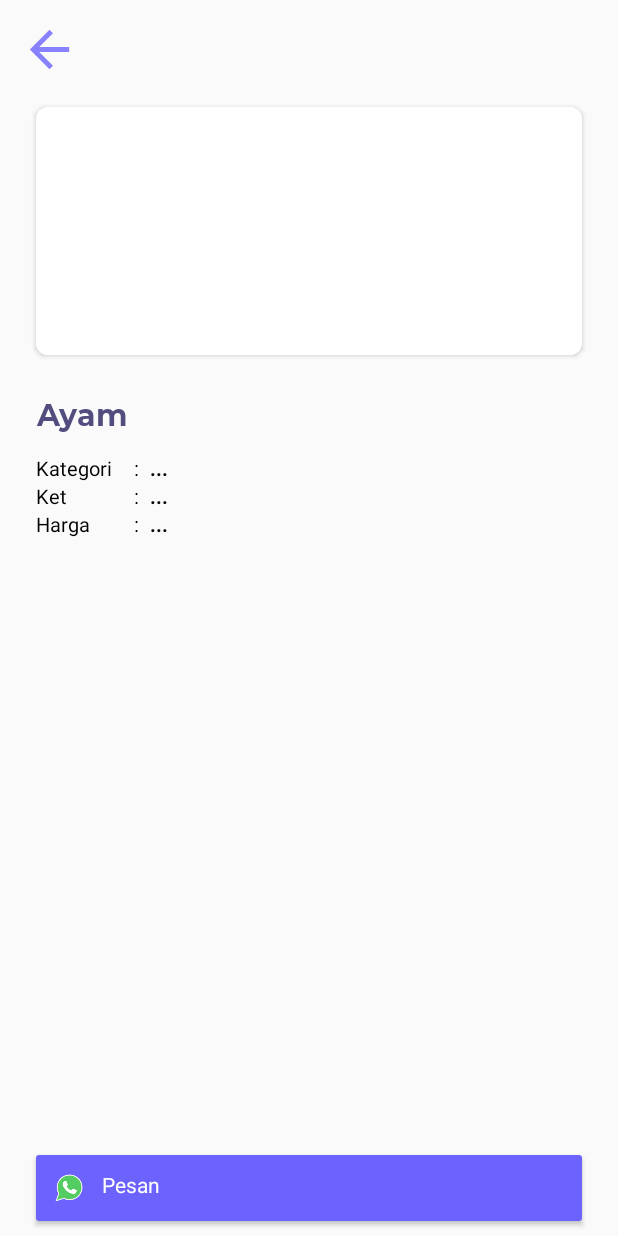
After one commit to ryandhikabaa/DNCC-Apps-JavasResto, an Android app: the DetailActivity screen opened directly, with no data from a screen before it, on a phone screen of 412 x 824 dp. The commit adds this screen. Run offline under Robolectric (Android 15) with nearby library versions, the light colour scheme and no system bars; our stand-ins replace sdp/ssp sizes.

Commit message:
[MAIN] Recyclerview, Detail

```diff
--- /dev/null
+++ b/app/src/main/java/com/teamwork/javasresto/activity/DetailActivity.kt
@@ -0,0 +1,48 @@
+package com.teamwork.javasresto.activity
+
+import android.content.Intent
+import android.content.pm.PackageManager
+import android.net.Uri
+import android.os.Bundle
+import android.widget.Toast
+import androidx.appcompat.app.AppCompatActivity
+import com.teamwork.javasresto.databinding.ActivityDetailBinding
+import android.content.pm.PackageInfo
+
+class DetailActivity : AppCompatActivity() {
+
+    private  lateinit var binding: ActivityDetailBinding
+
+    override fun onCreate(savedInstanceState: Bundle?) {
+        super.onCreate(savedInstanceState)
+        binding = ActivityDetailBinding.inflate(layoutInflater)
+        setContentView(binding.root)
+
+        val bundle = intent.extras
+        if (bundle != null) {
+            binding.ivDetail.setImageResource(bundle.getInt("image"))
+            binding.tvName.setText(bundle.getString("name"))
+            binding.tvKategoriProduct.setText(bundle.getString("kat"))
+            binding.tvDeskripsiProduct.setText(bundle.getString("ket"))
+            binding.tvhargaProduct.setText(bundle.getString("price"))
+        }
+
+        binding.ivBack.setOnClickListener {
+            onBackPressed()
+        }
+
+        binding.cvPesan.setOnClickListener {
+
+            val mobileNumber = 85291412003
+            val message = "Isi pesan"
+
+            val intent = Intent(Intent.ACTION_VIEW)
+            intent.setData(Uri.parse("http://api.whatsapp.com/send?phone="+"+62"+mobileNumber + "&text="+message))
+            startActivity(intent)
+
+        }
+
+    }
+
+
+}
--- /dev/null
+++ b/app/src/main/res/drawable-anydpi/ic_action_back.xml
@@ -0,0 +1,12 @@
+<vector xmlns:android="http://schemas.android.com/apk/res/android"
+    android:width="24dp"
+    android:height="24dp"
+    android:viewportWidth="24"
+    android:viewportHeight="24"
+    android:tint="#6C63FF"
+    android:alpha="0.8"
+    android:autoMirrored="true">
+  <path
+      android:fillColor="@android:color/white"
+      android:pathData="M20,11H7.83l5.59,-5.59L12,4l-8,8 8,8 1.41,-1.41L7.83,13H20v-2z"/>
+</vector>
--- /dev/null
+++ b/app/src/main/res/layout/activity_detail.xml
@@ -0,0 +1,211 @@
+<?xml version="1.0" encoding="utf-8"?>
+<RelativeLayout xmlns:android="http://schemas.android.com/apk/res/android"
+    xmlns:app="http://schemas.android.com/apk/res-auto"
+    xmlns:tools="http://schemas.android.com/tools"
+    android:layout_width="match_parent"
+    android:layout_height="match_parent"
+    tools:context=".activity.DetailActivity">
+
+    <ImageView
+        android:id="@+id/ivBack"
+        android:layout_margin="@dimen/_10sdp"
+        android:layout_width="@dimen/_30sdp"
+        android:layout_height="@dimen/_30sdp"
+        android:src="@drawable/ic_action_back"/>
+
+    <androidx.cardview.widget.CardView
+        android:id="@+id/cvDetail"
+        android:layout_below="@+id/ivBack"
+        android:layout_width="364dp"
+        android:layout_height="165dp"
+        app:cardCornerRadius="8dp"
+        android:layout_margin="5dp"
+        android:layout_centerHorizontal="true"
+        android:layout_marginHorizontal="10dp"
+        android:elevation="10dp">
+
+        <ImageView
+            android:id="@+id/ivDetail"
+            android:layout_width="match_parent"
+            android:layout_height="match_parent"
+            android:background="@color/white"
+            android:scaleType="fitXY" />
+
+    </androidx.cardview.widget.CardView>
+
+    <TextView
+        android:layout_marginBottom="@dimen/_10sdp"
+        android:layout_alignStart="@id/cvDetail"
+        android:layout_alignLeft="@id/cvDetail"
+        android:id="@+id/tvName"
+        android:layout_below="@+id/cvDetail"
+        android:layout_marginTop="20dp"
+        android:text="Ayam"
+        android:textColor="@color/colorPrimaryDark"
+        android:textStyle="bold"
+        android:gravity="center"
+        android:fontFamily="@font/montserrat_bold"
+        android:textSize="20sp"
+        android:layout_width="wrap_content"
+        android:layout_height="wrap_content" />
+
+    <LinearLayout
+        android:id="@+id/line1"
+        android:layout_width="wrap_content"
+        android:layout_height="wrap_content"
+        android:orientation="horizontal"
+        android:layout_below="@id/tvName"
+        android:layout_alignStart="@id/tvName">
+
+        <TextView
+            android:layout_width="@dimen/_50ssp"
+            android:layout_height="wrap_content"
+            android:gravity="left"
+            android:text="Kategori"
+            android:fontFamily="@font/roboto_regular"
+            android:textColor="#000"
+            android:textSize="@dimen/_10ssp" />
+
+        <TextView
+            android:layout_width="wrap_content"
+            android:layout_height="match_parent"
+            android:gravity="left"
+            android:text=":"
+            android:fontFamily="@font/roboto_regular"
+            android:textColor="#000"
+            android:textSize="@dimen/_10ssp" />
+
+        <TextView
+            android:id="@+id/tvKategoriProduct"
+            android:layout_width="wrap_content"
+            android:layout_height="wrap_content"
+            android:gravity="center"
+            android:paddingLeft="7dp"
+            android:text="..."
+            android:textColor="#000"
+            android:textSize="@dimen/_10ssp"
+            android:textStyle="bold"
+            android:fontFamily="@font/roboto_bold"/>
+
+
+    </LinearLayout>
+
+    <LinearLayout
+        android:id="@id/line3"
+        android:layout_width="wrap_content"
+        android:layout_height="wrap_content"
+        android:orientation="horizontal"
+        android:layout_below="@id/line1"
+        android:layout_alignStart="@id/line1">
+
+        <TextView
+            android:layout_width="@dimen/_50ssp"
+            android:layout_height="match_parent"
+            android:gravity="left"
+            android:text="Ket"
+            android:textColor="#000"
+            android:fontFamily="@font/roboto_regular"
+            android:textSize="@dimen/_10ssp" />
+
+        <TextView
+            android:layout_width="wrap_content"
+            android:layout_height="match_parent"
+            android:gravity="left"
+            android:text=":"
+            android:textColor="#000"
+            android:fontFamily="@font/roboto_regular"
+            android:textSize="@dimen/_10ssp" />
+
+        <TextView
+            android:id="@+id/tvDeskripsiProduct"
+            android:layout_width="wrap_content"
+            android:layout_height="wrap_content"
+            android:gravity="center"
+            android:paddingLeft="7dp"
+            android:text="..."
+            android:ellipsize="end"
+            android:singleLine="true"
+            android:textColor="#000"
+            android:textSize="@dimen/_10ssp"
+            android:textStyle="bold"
+            android:fontFamily="@font/roboto_bold"/>
+
+    </LinearLayout>
+
+    <LinearLayout
+        android:id="@id/linear"
+        android:layout_width="wrap_content"
+        android:layout_height="wrap_content"
+        android:orientation="horizontal"
+        android:layout_below="@id/line3"
+        android:layout_alignStart="@id/line3">
+
+        <TextView
+            android:layout_width="@dimen/_50ssp"
+            android:layout_height="match_parent"
+            android:gravity="left"
+            android:text="Harga"
+            android:textColor="#000"
+            android:fontFamily="@font/roboto_regular"
+            android:textSize="@dimen/_10ssp" />
+
+        <TextView
+            android:layout_width="wrap_content"
+            android:layout_height="match_parent"
+            android:gravity="left"
+            android:text=":"
+            android:textColor="#000"
+            android:fontFamily="@font/roboto_regular"
+            android:textSize="@dimen/_10ssp" />
+
+        <TextView
+            android:id="@+id/tvhargaProduct"
+            android:layout_width="wrap_content"
+            android:layout_height="wrap_content"
+            android:gravity="center"
+            android:paddingLeft="7dp"
+            android:text="..."
+            android:ellipsize="end"
+            android:singleLine="true"
+            android:textColor="#000"
+            android:textSize="@dimen/_10ssp"
+            android:textStyle="bold"
+            android:fontFamily="@font/roboto_bold"/>
+
+    </LinearLayout>
+
+    <androidx.cardview.widget.CardView
+        android:id="@+id/cvPesan"
+        android:layout_marginBottom="10dp"
+        android:layout_width="match_parent"
+        android:layout_height="wrap_content"
+        android:layout_alignParentBottom="true"
+        android:layout_alignStart="@id/cvDetail"
+        android:layout_alignLeft="@id/cvDetail"
+        android:layout_alignEnd="@+id/cvDetail"
+        android:layout_alignRight="@+id/cvDetail">
+
+        <LinearLayout
+            android:background="@color/colorPrimary"
+            android:layout_width="match_parent"
+            android:layout_height="wrap_content"
+            android:orientation="horizontal"
+            android:padding="10dp">
+
+            <ImageView
+                android:layout_width="24dp"
+                android:layout_height="24dp"
+                android:src="@drawable/wa"/>
+
+            <TextView
+                android:layout_marginHorizontal="10dp"
+                android:layout_width="wrap_content"
+                android:layout_height="wrap_content"
+                android:text="Pesan"
+                android:textColor="@color/white"/>
+
+        </LinearLayout>
+
+    </androidx.cardview.widget.CardView>
+
+</RelativeLayout>
--- a/build.gradle
+++ b/build.gradle
@@ -9,7 +9,7 @@ buildscript {
     }
     dependencies {
         classpath "com.android.tools.build:gradle:4.2.2"
-        classpath "org.jetbrains.kotlin:kotlin-gradle-plugin:$kotlin_version"
+        classpath "org.jetbrains.kotlin:kotlin-gradle-plugin:1.6.0"
 
         // NOTE: Do not place your application dependencies here; they belong
         // in the individual module build.gradle files
```
Also changed, not shown: app/src/main/AndroidManifest.xml (+9 -8 lines), app/src/main/java/com/teamwork/javasresto/activity/DashboardActivity.kt (+174 -1 lines), app/src/main/java/com/teamwork/javasresto/adapter/ProductAdapter.kt (added, +64 -0 lines), app/src/main/java/com/teamwork/javasresto/models/ProductModels.kt (added, +11 -0 lines), app/src/main/res/drawable-hdpi/ic_action_back.png (added), app/src/main/res/drawable-mdpi/ic_action_back.png (added), app/src/main/res/drawable-mdpi/wa.png (added), app/src/main/res/drawable-xhdpi/ic_action_back.png (added), app/src/main/res/drawable-xxhdpi/ic_action_back.png (added).
